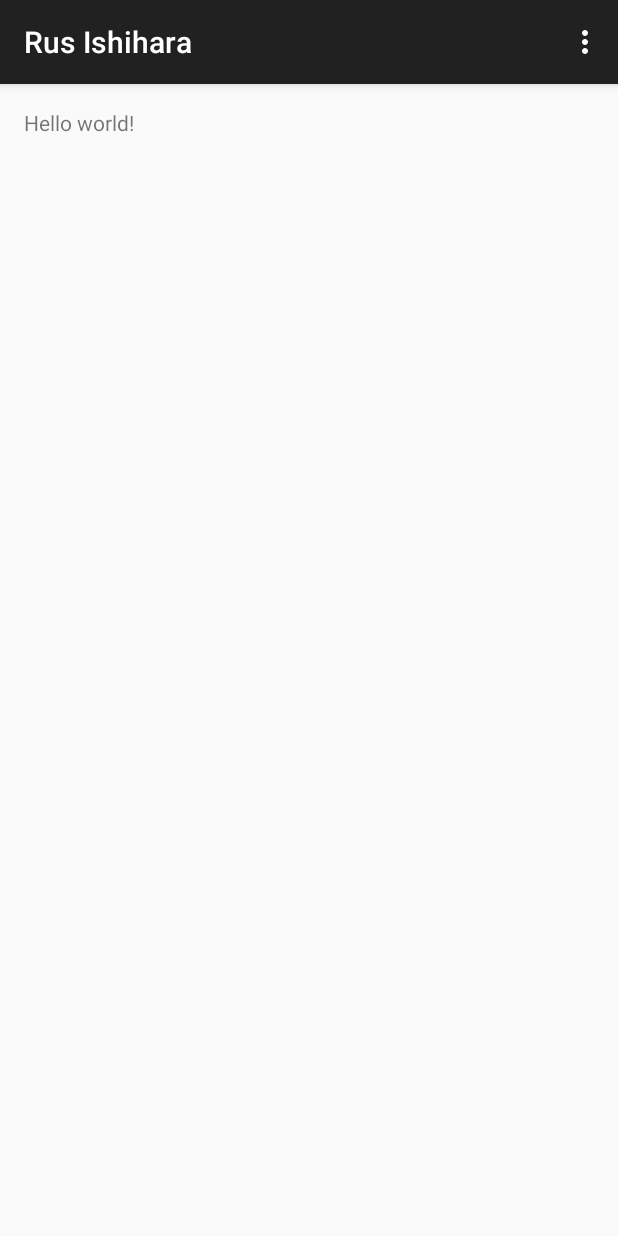
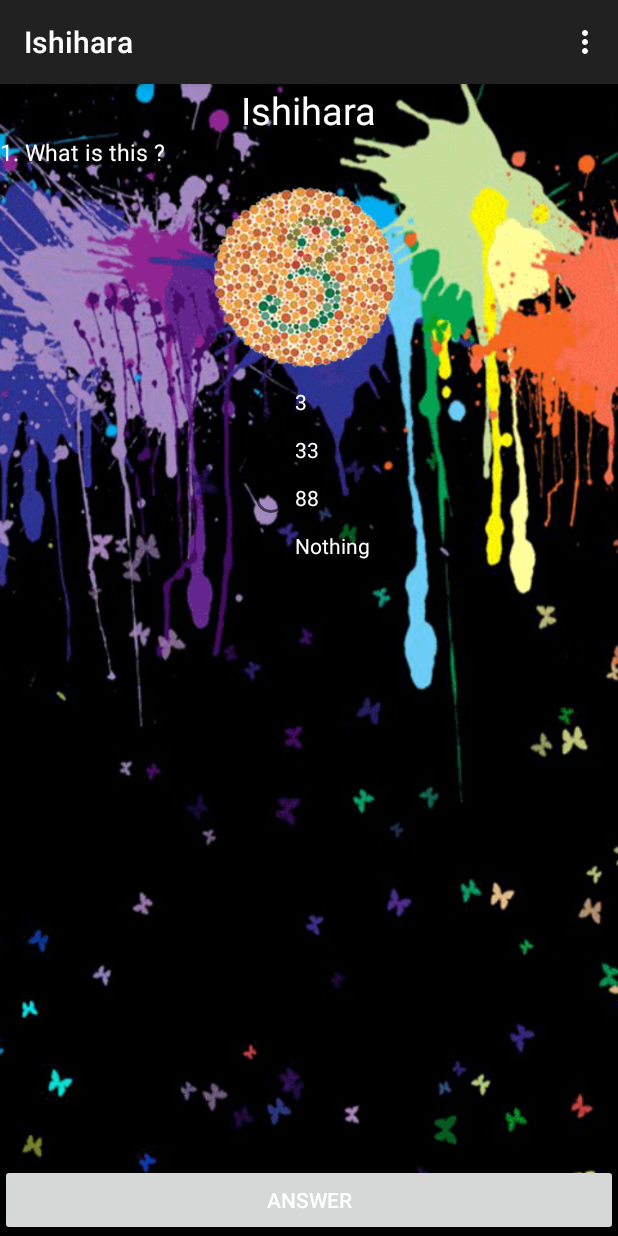
Before and after one commit to masterUNG/RusIshihara, an Android app: the screen it shows after launch (MainActivity), on a phone screen of 412 x 824 dp. Run offline under Robolectric (Android 15) with nearby library versions, the phone set to English and light mode, and no system bars.

Commit message:
Finish Day1

```diff
--- a/app/build.gradle
+++ b/app/build.gradle
@@ -6,7 +6,7 @@ android {
 
     defaultConfig {
         applicationId "appewtc.masterung.rusishihara"
-        minSdkVersion 15
+        minSdkVersion 10
         targetSdkVersion 22
         versionCode 1
         versionName "1.0"
--- a/app/src/main/AndroidManifest.xml
+++ b/app/src/main/AndroidManifest.xml
@@ -4,11 +4,12 @@
 
     <application
         android:allowBackup="true"
-        android:icon="@mipmap/ic_launcher"
+        android:icon="@drawable/ishihara_10"
         android:label="@string/app_name"
         android:theme="@style/AppTheme" >
         <activity
             android:name=".MainActivity"
+            android:screenOrientation="portrait"
             android:label="@string/app_name" >
             <intent-filter>
                 <action android:name="android.intent.action.MAIN" />
--- a/app/src/main/res/layout/activity_main.xml
+++ b/app/src/main/res/layout/activity_main.xml
@@ -1,11 +1,76 @@
 <RelativeLayout xmlns:android="http://schemas.android.com/apk/res/android"
     xmlns:tools="http://schemas.android.com/tools" android:layout_width="match_parent"
-    android:layout_height="match_parent" android:paddingLeft="@dimen/activity_horizontal_margin"
-    android:paddingRight="@dimen/activity_horizontal_margin"
-    android:paddingTop="@dimen/activity_vertical_margin"
-    android:paddingBottom="@dimen/activity_vertical_margin" tools:context=".MainActivity">
+    android:layout_height="match_parent"
+    tools:context=".MainActivity"
+    android:background="@drawable/bg22">
 
-    <TextView android:text="@string/hello_world" android:layout_width="wrap_content"
-        android:layout_height="wrap_content" />
+    <TextView
+        android:layout_width="wrap_content"
+        android:layout_height="wrap_content"
+        android:text="@string/head"
+        android:id="@+id/textView"
+        android:textSize="@dimen/h1"
+        android:layout_centerHorizontal="true"
+        android:textColor="@color/text1" />
 
+    <TextView
+        android:layout_width="wrap_content"
+        android:layout_height="wrap_content"
+        android:text="1. What is this ?"
+        android:id="@+id/textView2"
+        android:textSize="15dp"
+        android:layout_below="@+id/textView"
+        android:textColor="@color/text1" />
+
+    <ImageView
+        android:layout_width="@dimen/image"
+        android:layout_height="@dimen/image"
+        android:id="@+id/imageView"
+        android:layout_below="@+id/textView2"
+        android:layout_centerHorizontal="true"
+        android:layout_marginTop="10dp"
+        android:src="@drawable/ishihara_01" />
+
+    <RadioGroup
+        android:layout_width="wrap_content"
+        android:layout_height="wrap_content"
+        android:layout_below="@+id/imageView"
+        android:layout_centerHorizontal="true">
+
+        <RadioButton
+            android:layout_width="wrap_content"
+            android:layout_height="wrap_content"
+            android:text="3"
+            android:id="@+id/radioButton"
+            android:textColor="@color/text1" />
+
+        <RadioButton
+            android:layout_width="wrap_content"
+            android:layout_height="wrap_content"
+            android:text="33"
+            android:id="@+id/radioButton2"
+            android:textColor="@color/text1" />
+
+        <RadioButton
+            android:layout_width="wrap_content"
+            android:layout_height="wrap_content"
+            android:text="88"
+            android:id="@+id/radioButton3"
+            android:textColor="@color/text1" />
+
+        <RadioButton
+            android:layout_width="wrap_content"
+            android:layout_height="wrap_content"
+            android:text="Nothing"
+            android:id="@+id/radioButton4"
+            android:textColor="@color/text1" />
+    </RadioGroup>
+
+    <Button
+        android:layout_width="match_parent"
+        android:layout_height="wrap_content"
+        android:text="Answer"
+        android:id="@+id/button"
+        android:layout_alignParentBottom="true"
+        android:textColor="@color/text1" />
 </RelativeLayout>
--- /dev/null
+++ b/app/src/main/res/values/colors.xml
@@ -0,0 +1,4 @@
+<?xml version="1.0" encoding="utf-8"?>
+<resources>
+    <color name="text1">#ffffff</color>
+</resources>
--- a/app/src/main/res/values/dimens.xml
+++ b/app/src/main/res/values/dimens.xml
@@ -2,4 +2,6 @@
     <!-- Default screen margins, per the Android Design guidelines. -->
     <dimen name="activity_horizontal_margin">16dp</dimen>
     <dimen name="activity_vertical_margin">16dp</dimen>
+    <dimen name="h1">25dp</dimen>
+    <dimen name="image">130dp</dimen>
 </resources>
--- a/app/src/main/res/values/strings.xml
+++ b/app/src/main/res/values/strings.xml
@@ -1,6 +1,7 @@
 <resources>
-    <string name="app_name">Rus Ishihara</string>
+    <string name="app_name">Ishihara</string>
 
     <string name="hello_world">Hello world!</string>
     <string name="action_settings">Settings</string>
+    <string name="head">Ishihara</string>
 </resources>
```
Also changed, not shown: app/src/main/res/drawable/bg22.png (added), app/src/main/res/drawable/ishihara_01.png (added), app/src/main/res/drawable/ishihara_02.png (added), app/src/main/res/drawable/ishihara_03.png (added), app/src/main/res/drawable/ishihara_04.png (added), app/src/main/res/drawable/ishihara_05.png (added), app/src/main/res/drawable/ishihara_06.png (added), app/src/main/res/drawable/ishihara_07.png (added), app/src/main/res/drawable/ishihara_08.png (added), app/src/main/res/drawable/ishihara_09.png (added), app/src/main/res/drawable/ishihara_10.png (added), 1 other file.
